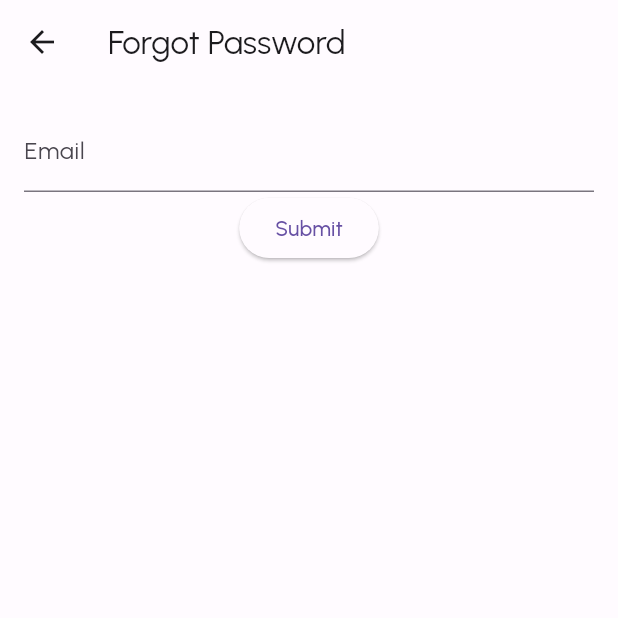
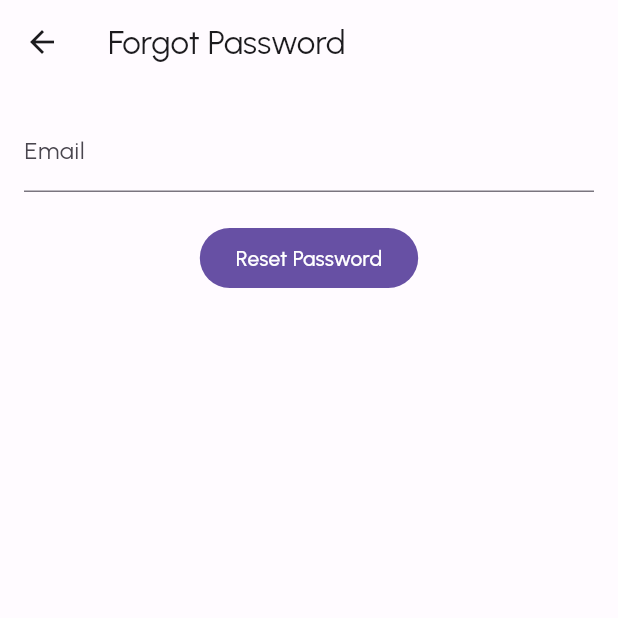
Before and after one commit to lbal837/capstone, a Flutter app: the InitiateForgotPasswordScreen screen opened directly, on a phone screen of 412 x 824 dp, the top half of it. Run offline on Flutter 3.47's test engine with Material 2 defaults, Android fonts, the phone set to English and light mode, and no system bars; our stand-ins replace firebase_core, firebase_messaging, flutter_spinkit, shared_preferences; missing offline and left inert: amazon_cognito_identity_dart_2; accounts and stored records are empty.

Commit message:
Update visuals for initiate_forgot_password_screen.dart

```diff
--- a/frontend/lib/ui/initiate_forgot_password/initiate_forgot_password_screen.dart
+++ b/frontend/lib/ui/initiate_forgot_password/initiate_forgot_password_screen.dart
@@ -58,9 +58,12 @@ class ForgotPasswordScreenState extends State<InitiateForgotPasswordScreen> {
                   labelText: 'Email',
                 ),
               ),
-              ElevatedButton(
+              const SizedBox(
+                height: 20,
+              ),
+              FilledButton(
                 onPressed: _submit,
-                child: const Text('Submit'),
+                child: const Text('Reset Password'),
               ),
             ],
           ),
```
